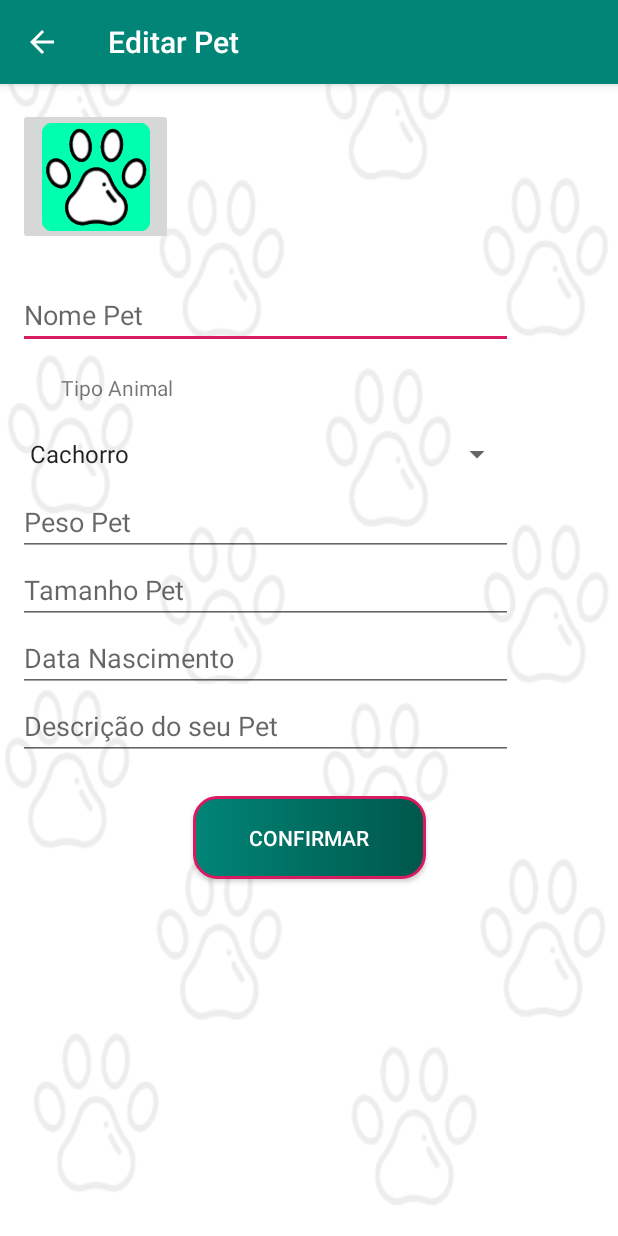
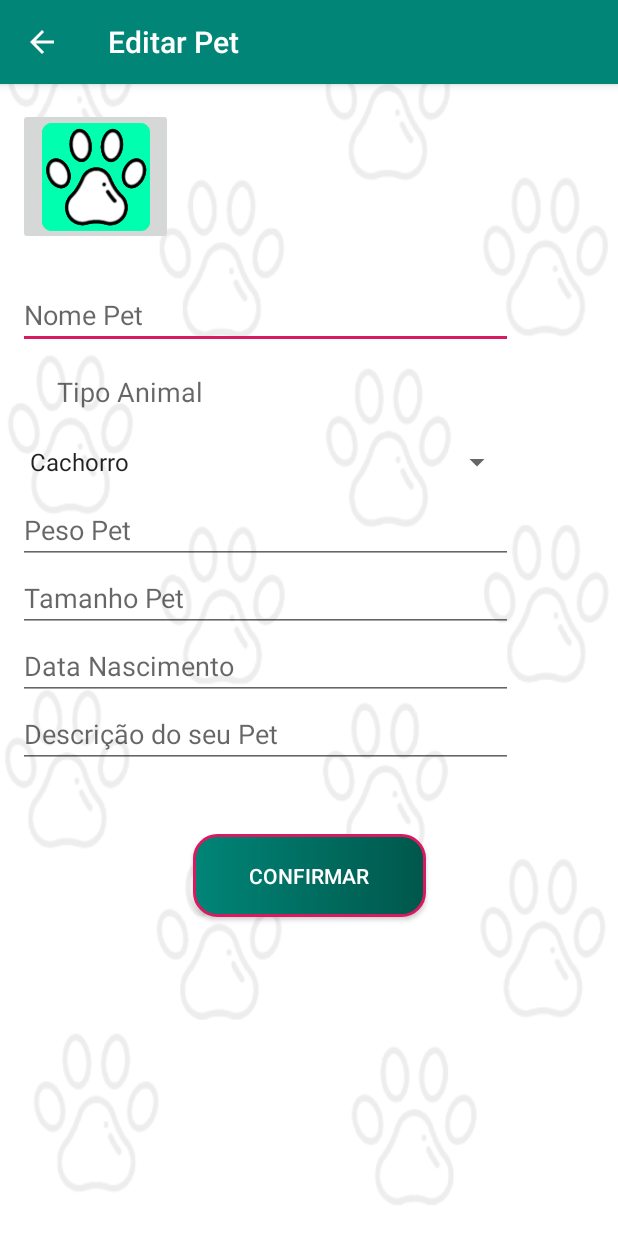
Before and after one commit to lucas-medeiros/PetButler, an Android app: the EditarPetActivity screen opened directly, with no data from a screen before it, on a phone screen of 412 x 824 dp. Run offline under Robolectric (Android 15) with nearby library versions, the phone set to English and light mode, and no system bars.

Commit message:
Notas de atualização: Botões personalizados tela de editar pet, add cartão, add conta sistema de avaliação dentro do app tela de avaliação cliente + pet e butler imagem de background

```diff
--- a/app/src/main/AndroidManifest.xml
+++ b/app/src/main/AndroidManifest.xml
@@ -15,7 +15,8 @@
         android:roundIcon="@mipmap/ic_launcher_round"
         android:supportsRtl="true"
         android:theme="@style/AppTheme">
-        <activity android:name=".ui.EditarPerfil.EditarPetActivity"></activity>
+        <activity android:name=".ui.EditarPerfil.EditarPetActivity"
+            android:parentActivityName=".ui.Perfil.PerfilAnimalActivity"></activity>
         <activity
             android:name=".ui.Avaliacao.AvaliacaoButlerActivity"
             android:parentActivityName=".ui.MenuLateral.MenuLateralActivity" />
--- a/app/src/main/java/com/example/petbutler/ui/EditarPerfil/EditarPetActivity.java
+++ b/app/src/main/java/com/example/petbutler/ui/EditarPerfil/EditarPetActivity.java
@@ -67,7 +67,7 @@ public class EditarPetActivity extends AppCompatActivity implements AdapterView.
     @Override
     public void onItemSelected(AdapterView<?> adapterView, View view, int i, long l) {
         String text = adapterView.getItemAtPosition(i).toString();
-        Toast.makeText(adapterView.getContext(),text, Toast.LENGTH_SHORT).show();
+        //Toast.makeText(adapterView.getContext(),text, Toast.LENGTH_SHORT).show();
     }
 
     @Override
--- a/app/src/main/res/layout/activity_editar_pet.xml
+++ b/app/src/main/res/layout/activity_editar_pet.xml
@@ -45,6 +45,7 @@
         android:layout_width="wrap_content"
         android:layout_height="wrap_content"
         android:layout_marginTop="16dp"
+        android:textAppearance="@style/TextAppearance.AppCompat.Medium"
         app:layout_constraintEnd_toEndOf="parent"
         app:layout_constraintHorizontal_bias="0.12"
         app:layout_constraintStart_toStartOf="parent"
@@ -103,11 +104,12 @@
         android:id="@+id/buttonConfirmarAnimal"
         android:layout_width="155dp"
         android:layout_height="55dp"
-        android:layout_marginTop="24dp"
+        android:layout_marginTop="44dp"
         android:background="@drawable/custom_button"
         android:text="@string/button_confirmar"
         android:textColor="@color/common_google_signin_btn_text_dark_default"
         app:layout_constraintEnd_toEndOf="parent"
+        app:layout_constraintHorizontal_bias="0.502"
         app:layout_constraintStart_toStartOf="parent"
         app:layout_constraintTop_toBottomOf="@+id/et_resumoAnimal" />
 
```
